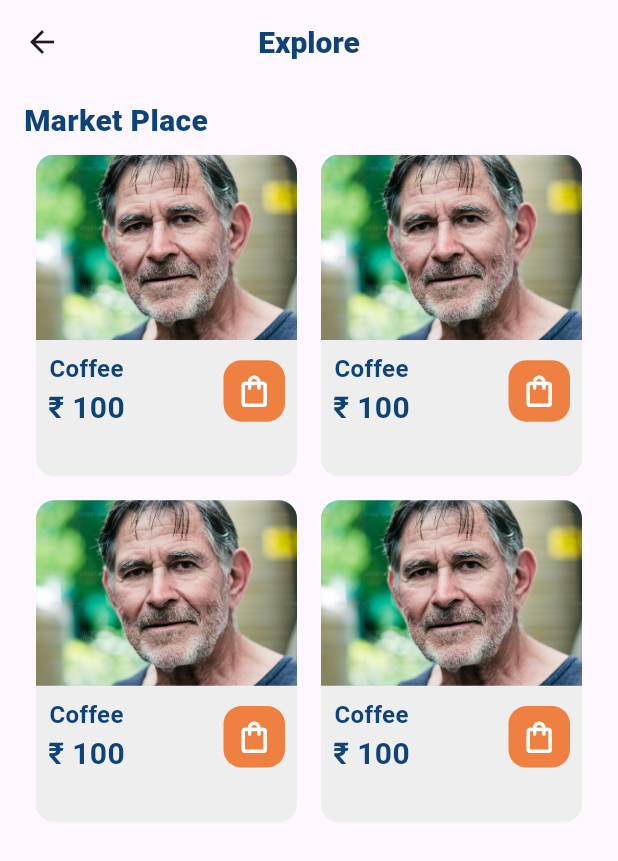
After one commit to Uttkarsh-raj/Ctrl_Z-ombies, a Flutter app: the ExploreMarketPlace screen opened directly, on a phone screen of 412 x 824 dp. The commit adds this screen. Shown: the top 861 px of the screen. Run offline on Flutter 3.47's test engine with Material 3 defaults, Android fonts, the phone set to English and light mode, and no system bars; our stand-ins replace card_swiper; network calls fail.

Commit message:
explore market

```diff
--- a/lib/main.dart
+++ b/lib/main.dart
@@ -1,5 +1,4 @@
 import 'package:flutter/material.dart';
-import 'package:hackathon/view/eplore_emp.dart';
 import 'package:hackathon/view/home.dart';
 
 void main() {
@@ -20,7 +19,7 @@ class MyApp extends StatelessWidget {
         useMaterial3: true,
       ),
       home: const HomePage(),
-      // home: const ExploreEmployment(),
+      // home: const ExploreMarketPlace(),
     );
   }
 }
--- /dev/null
+++ b/lib/view/explore_market.dart
@@ -0,0 +1,132 @@
+import 'package:flutter/material.dart';
+import 'package:hackathon/const/colors.dart';
+
+class ExploreMarketPlace extends StatefulWidget {
+  const ExploreMarketPlace({super.key});
+
+  @override
+  State<ExploreMarketPlace> createState() => _ExploreMarketPlaceState();
+}
+
+class _ExploreMarketPlaceState extends State<ExploreMarketPlace> {
+  @override
+  Widget build(BuildContext context) {
+    Size size = MediaQuery.of(context).size;
+    return Scaffold(
+      appBar: AppBar(
+        centerTitle: true,
+        title: const Text(
+          "Explore",
+          style: TextStyle(
+            fontWeight: FontWeight.w900,
+            color: AppColors.blue,
+            fontSize: 20,
+            // color:
+          ),
+        ),
+      ),
+      body: SingleChildScrollView(
+        child: Padding(
+          padding: const EdgeInsets.all(16.0).copyWith(top: 10, bottom: 10),
+          child: Column(
+            crossAxisAlignment: CrossAxisAlignment.start,
+            children: [
+              const Text(
+                'Market Place',
+                style: TextStyle(
+                  fontWeight: FontWeight.w900,
+                  color: AppColors.blue,
+                  fontSize: 20,
+                  // color:
+                ),
+              ),
+              GridView.builder(
+                shrinkWrap: true,
+                physics: const NeverScrollableScrollPhysics(),
+                gridDelegate: SliverGridDelegateWithFixedCrossAxisCount(
+                  crossAxisCount: 2,
+                  crossAxisSpacing: 0.0,
+                  mainAxisSpacing: 0.0,
+                  childAspectRatio: size.height * 0.001,
+                ),
+                itemCount: 4,
+                itemBuilder: (context, index) => Padding(
+                  padding: const EdgeInsets.all(8.0),
+                  child: Container(
+                    height: size.height * 0.23,
+                    width: size.width * 0.36,
+                    decoration: BoxDecoration(
+                      color: Colors.grey[200],
+                      borderRadius: BorderRadius.circular(12),
+                    ),
+                    child: Column(
+                      crossAxisAlignment: CrossAxisAlignment.start,
+                      children: [
+                        SizedBox(
+                          height: size.height * 0.15,
+                          width: size.width * 0.8,
+                          child: ClipRRect(
+                            borderRadius: const BorderRadius.only(
+                              topLeft: Radius.circular(12),
+                              topRight: Radius.circular(12),
+                            ),
+                            child: Image.asset(
+                              'assets/images/john doe.jpeg',
+                              fit: BoxFit.cover,
+                            ),
+                          ),
+                        ),
+                        Padding(
+                          padding: const EdgeInsets.all(8.0),
+                          child: Row(
+                            mainAxisAlignment: MainAxisAlignment.spaceBetween,
+                            children: [
+                              Column(
+                                children: [
+                                  Text(
+                                    'Coffee',
+                                    style: TextStyle(
+                                      color: AppColors.blue,
+                                      fontWeight: FontWeight.w600,
+                                      fontSize: 16,
+                                    ),
+                                  ),
+                                  Text(
+                                    '₹ 100',
+                                    style: TextStyle(
+                                      color: AppColors.blue,
+                                      fontWeight: FontWeight.w600,
+                                      fontSize: 20,
+                                    ),
+                                  ),
+                                ],
+                              ),
+                              Container(
+                                decoration: BoxDecoration(
+                                  color: AppColors.orange,
+                                  borderRadius: BorderRadius.circular(12),
+                                ),
+                                child: const Padding(
+                                  padding: EdgeInsets.all(8.0),
+                                  child: Icon(
+                                    Icons.shopping_bag_outlined,
+                                    size: 25,
+                                    color: AppColors.white,
+                                  ),
+                                ),
+                              )
+                            ],
+                          ),
+                        )
+                      ],
+                    ),
+                  ),
+                ),
+              )
+            ],
+          ),
+        ),
+      ),
+    );
+  }
+}
--- a/lib/view/home.dart
+++ b/lib/view/home.dart
@@ -1,6 +1,8 @@
 import 'package:card_swiper/card_swiper.dart';
 import 'package:flutter/material.dart';
 import 'package:hackathon/const/colors.dart';
+import 'package:hackathon/view/eplore_emp.dart';
+import 'package:hackathon/view/explore_market.dart';
 import 'package:hackathon/widgets/banner_list.dart';
 import 'package:hackathon/widgets/events_widget.dart';
 import 'package:hackathon/widgets/explore_widget.dart';
@@ -308,7 +310,15 @@ class _HomePageState extends State<HomePage> {
                       ],
                     ),
                     SizedBox(height: size.height * 0.015),
-                    const ExploreAndAddWidget(),
+                    ExploreAndAddWidget(
+                      onTap: () {
+                        Navigator.of(context).push(
+                          MaterialPageRoute(
+                            builder: (context) => const ExploreEmployment(),
+                          ),
+                        );
+                      },
+                    ),
                     SizedBox(height: size.height * 0.015),
                   ],
                 ),
@@ -354,7 +364,15 @@ class _HomePageState extends State<HomePage> {
                       ],
                     ),
                     SizedBox(height: size.height * 0.015),
-                    const ExploreAndAddWidget(),
+                    ExploreAndAddWidget(
+                      onTap: () {
+                        Navigator.of(context).push(
+                          MaterialPageRoute(
+                            builder: (context) => const ExploreMarketPlace(),
+                          ),
+                        );
+                      },
+                    ),
                     SizedBox(height: size.height * 0.015),
                   ],
                 ),
--- a/lib/widgets/explore_widget.dart
+++ b/lib/widgets/explore_widget.dart
@@ -1,9 +1,9 @@
 import 'package:flutter/material.dart';
 import 'package:hackathon/const/colors.dart';
-import 'package:hackathon/view/eplore_emp.dart';
 
 class ExploreAndAddWidget extends StatelessWidget {
-  const ExploreAndAddWidget({super.key});
+  const ExploreAndAddWidget({super.key, required this.onTap});
+  final Function() onTap;
 
   @override
   Widget build(BuildContext context) {
@@ -14,13 +14,7 @@ class ExploreAndAddWidget extends StatelessWidget {
         mainAxisAlignment: MainAxisAlignment.spaceEvenly,
         children: [
           GestureDetector(
-            onTap: () {
-              Navigator.of(context).push(
-                MaterialPageRoute(
-                  builder: (context) => const ExploreEmployment(),
-                ),
-              );
-            },
+            onTap: onTap,
             child: Container(
               height: size.height * 0.13,
               width: size.width * 0.4,
--- a/pubspec.yaml
+++ b/pubspec.yaml
@@ -36,6 +36,7 @@ dependencies:
   # Use with the CupertinoIcons class for iOS style icons.
   cupertino_icons: ^1.0.2
   card_swiper: ^3.0.1
+  http: ^1.1.0
 
 dev_dependencies:
   flutter_test:
```
Also changed, not shown: pubspec.lock, 1 other file.
